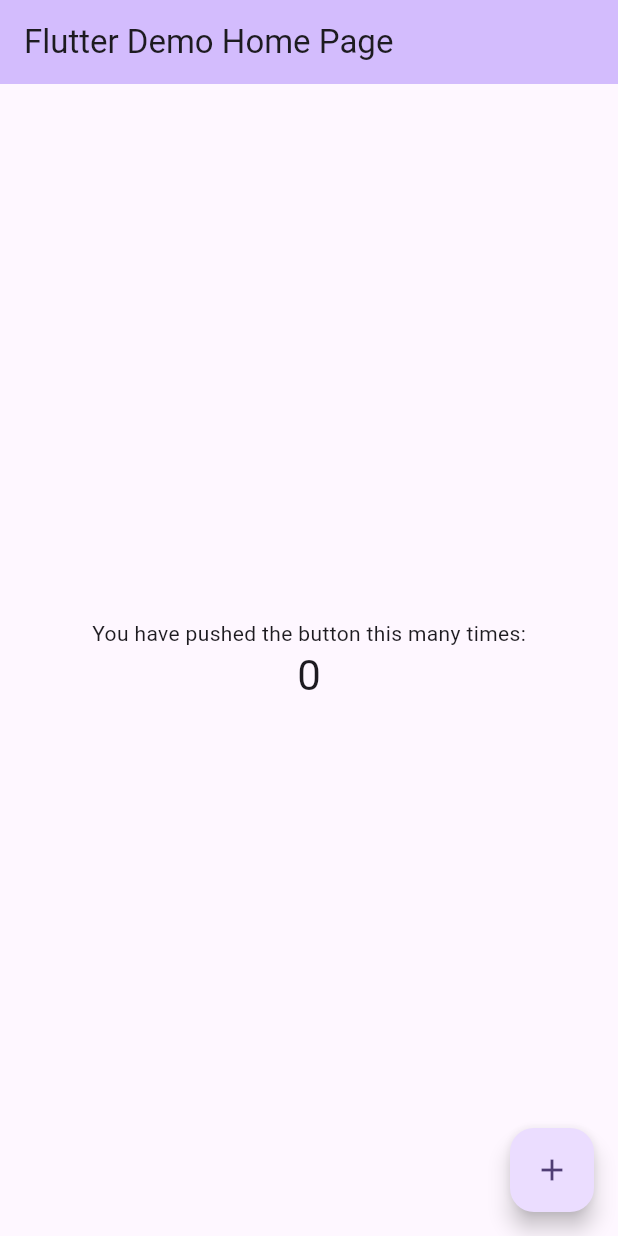
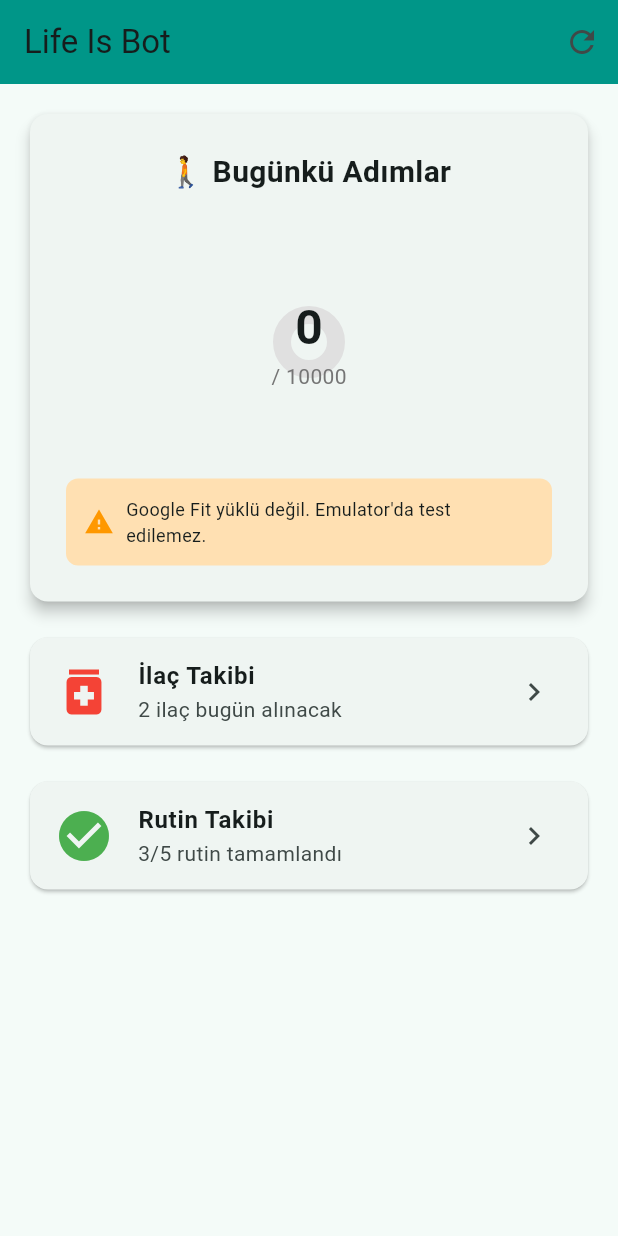
Before and after one commit to Mustafa-Ali-Ertugrul/life_is_bot_mobile, a Flutter app: the screen it shows after launch, on a phone screen of 412 x 824 dp. Run offline on Flutter 3.47's test engine with Material 3 defaults, Android fonts, the phone set to English and light mode, and no system bars; our stand-ins replace permission_handler, sqflite; missing offline and left inert: google_fit; accounts and stored records are empty.

Commit message:
Implement Google Fit and Database services, and Home Screen

```diff
--- a/lib/main.dart
+++ b/lib/main.dart
@@ -1,4 +1,5 @@
 import 'package:flutter/material.dart';
+import 'screens/home_screen.dart';
 
 void main() {
   runApp(const MyApp());
@@ -7,116 +8,16 @@ void main() {
 class MyApp extends StatelessWidget {
   const MyApp({super.key});
 
-  // This widget is the root of your application.
   @override
   Widget build(BuildContext context) {
     return MaterialApp(
-      title: 'Flutter Demo',
+      title: 'Life Is Bot',
       theme: ThemeData(
-        // This is the theme of your application.
-        //
-        // TRY THIS: Try running your application with "flutter run". You'll see
-        // the application has a purple toolbar. Then, without quitting the app,
-        // try changing the seedColor in the colorScheme below to Colors.green
-        // and then invoke "hot reload" (save your changes or press the "hot
-        // reload" button in a Flutter-supported IDE, or press "r" if you used
-        // the command line to start the app).
-        //
-        // Notice that the counter didn't reset back to zero; the application
-        // state is not lost during the reload. To reset the state, use hot
-        // restart instead.
-        //
-        // This works for code too, not just values: Most code changes can be
-        // tested with just a hot reload.
-        colorScheme: ColorScheme.fromSeed(seedColor: Colors.deepPurple),
+        colorScheme: ColorScheme.fromSeed(seedColor: Colors.teal),
+        useMaterial3: true,
       ),
-      home: const MyHomePage(title: 'Flutter Demo Home Page'),
+      home: const HomeScreen(),
+      debugShowCheckedModeBanner: false,
     );
   }
 }
-
-class MyHomePage extends StatefulWidget {
-  const MyHomePage({super.key, required this.title});
-
-  // This widget is the home page of your application. It is stateful, meaning
-  // that it has a State object (defined below) that contains fields that affect
-  // how it looks.
-
-  // This class is the configuration for the state. It holds the values (in this
-  // case the title) provided by the parent (in this case the App widget) and
-  // used by the build method of the State. Fields in a Widget subclass are
-  // always marked "final".
-
-  final String title;
-
-  @override
-  State<MyHomePage> createState() => _MyHomePageState();
-}
-
-class _MyHomePageState extends State<MyHomePage> {
-  int _counter = 0;
-
-  void _incrementCounter() {
-    setState(() {
-      // This call to setState tells the Flutter framework that something has
-      // changed in this State, which causes it to rerun the build method below
-      // so that the display can reflect the updated values. If we changed
-      // _counter without calling setState(), then the build method would not be
-      // called again, and so nothing would appear to happen.
-      _counter++;
-    });
-  }
-
-  @override
-  Widget build(BuildContext context) {
-    // This method is rerun every time setState is called, for instance as done
-    // by the _incrementCounter method above.
-    //
-    // The Flutter framework has been optimized to make rerunning build methods
-    // fast, so that you can just rebuild anything that needs updating rather
-    // than having to individually change instances of widgets.
-    return Scaffold(
-      appBar: AppBar(
-        // TRY THIS: Try changing the color here to a specific color (to
-        // Colors.amber, perhaps?) and trigger a hot reload to see the AppBar
-        // change color while the other colors stay the same.
-        backgroundColor: Theme.of(context).colorScheme.inversePrimary,
-        // Here we take the value from the MyHomePage object that was created by
-        // the App.build method, and use it to set our appbar title.
-        title: Text(widget.title),
-      ),
-      body: Center(
-        // Center is a layout widget. It takes a single child and positions it
-        // in the middle of the parent.
-        child: Column(
-          // Column is also a layout widget. It takes a list of children and
-          // arranges them vertically. By default, it sizes itself to fit its
-          // children horizontally, and tries to be as tall as its parent.
-          //
-          // Column has various properties to control how it sizes itself and
-          // how it positions its children. Here we use mainAxisAlignment to
-          // center the children vertically; the main axis here is the vertical
-          // axis because Columns are vertical (the cross axis would be
-          // horizontal).
-          //
-          // TRY THIS: Invoke "debug painting" (choose the "Toggle Debug Paint"
-          // action in the IDE, or press "p" in the console), to see the
-          // wireframe for each widget.
-          mainAxisAlignment: MainAxisAlignment.center,
-          children: <Widget>[
-            const Text('You have pushed the button this many times:'),
-            Text(
-              '$_counter',
-              style: Theme.of(context).textTheme.headlineMedium,
-            ),
-          ],
-        ),
-      ),
-      floatingActionButton: FloatingActionButton(
-        onPressed: _incrementCounter,
-        tooltip: 'Increment',
-        child: const Icon(Icons.add),
-      ), // This trailing comma makes auto-formatting nicer for build methods.
-    );
-  }
-}
--- /dev/null
+++ b/lib/screens/home_screen.dart
@@ -0,0 +1,202 @@
+import 'package:flutter/material.dart';
+import '../services/google_fit_service.dart';
+import '../core/database.dart';
+
+class HomeScreen extends StatefulWidget {
+  const HomeScreen({super.key});
+
+  @override
+  State<HomeScreen> createState() => _HomeScreenState();
+}
+
+class _HomeScreenState extends State<HomeScreen> {
+  final GoogleFitService _googleFit = GoogleFitService();
+  final DatabaseService _db = DatabaseService();
+
+  int _todaySteps = 0;
+  int _stepGoal = 10000;
+  bool _loading = true;
+  bool _googleFitAvailable = false;
+
+  @override
+  void initState() {
+    super.initState();
+    _initGoogleFit();
+  }
+
+  Future<void> _initGoogleFit() async {
+    setState(() => _loading = true);
+
+    // Google Fit yüklü mü?
+    _googleFitAvailable = await _googleFit.isAvailable();
+
+    if (_googleFitAvailable) {
+      // Permission iste
+      await _googleFit.requestPermission();
+
+      // Bugünkü adımları al
+      await _refreshSteps();
+    } else {
+      // Local DB'den al
+      _todaySteps = await _db.getTodaySteps();
+    }
+
+    setState(() => _loading = false);
+  }
+
+  Future<void> _refreshSteps() async {
+    if (!_googleFitAvailable) return;
+
+    final steps = await _googleFit.getTodaySteps();
+    await _db.saveSteps(steps: steps, date: DateTime.now());
+
+    setState(() {
+      _todaySteps = steps;
+    });
+  }
+
+  double get _progress => (_todaySteps / _stepGoal).clamp(0.0, 1.0);
+
+  @override
+  Widget build(BuildContext context) {
+    return Scaffold(
+      appBar: AppBar(
+        title: const Text('Life Is Bot'),
+        backgroundColor: Colors.teal,
+        actions: [
+          IconButton(
+            icon: const Icon(Icons.refresh),
+            onPressed: _refreshSteps,
+          ),
+        ],
+      ),
+      body: _loading
+          ? const Center(child: CircularProgressIndicator())
+          : RefreshIndicator(
+              onRefresh: _refreshSteps,
+              child: ListView(
+                padding: const EdgeInsets.all(16),
+                children: [
+                  _buildStepCard(),
+                  const SizedBox(height: 16),
+                  _buildMedicationCard(),
+                  const SizedBox(height: 16),
+                  _buildHabitCard(),
+                ],
+              ),
+            ),
+    );
+  }
+
+  Widget _buildStepCard() {
+    return Card(
+      elevation: 4,
+      child: Padding(
+        padding: const EdgeInsets.all(24),
+        child: Column(
+          children: [
+            const Text(
+              '🚶 Bugünkü Adımlar',
+              style: TextStyle(
+                fontSize: 20,
+                fontWeight: FontWeight.bold,
+              ),
+            ),
+            const SizedBox(height: 24),
+            SizedBox(
+              width: 150,
+              height: 150,
+              child: Stack(
+                alignment: Alignment.center,
+                children: [
+                  CircularProgressIndicator(
+                    value: _progress,
+                    strokeWidth: 12,
+                    backgroundColor: Colors.grey[300],
+                    valueColor: AlwaysStoppedAnimation<Color>(
+                      _progress >= 1.0 ? Colors.green : Colors.teal,
+                    ),
+                  ),
+                  Column(
+                    mainAxisSize: MainAxisSize.min,
+                    children: [
+                      Text(
+                        '$_todaySteps',
+                        style: const TextStyle(
+                          fontSize: 32,
+                          fontWeight: FontWeight.bold,
+                        ),
+                      ),
+                      Text(
+                        '/ $_stepGoal',
+                        style: TextStyle(
+                          fontSize: 14,
+                          color: Colors.grey[600],
+                        ),
+                      ),
+                    ],
+                  ),
+                ],
+              ),
+            ),
+            const SizedBox(height: 16),
+            if (!_googleFitAvailable)
+              Container(
+                padding: const EdgeInsets.all(12),
+                decoration: BoxDecoration(
+                  color: Colors.orange[100],
+                  borderRadius: BorderRadius.circular(8),
+                ),
+                child: const Row(
+                  children: [
+                    Icon(Icons.warning, color: Colors.orange, size: 20),
+                    SizedBox(width: 8),
+                    Expanded(
+                      child: Text(
+                        'Google Fit yüklü değil. Emulator\'da test edilemez.',
+                        style: TextStyle(fontSize: 12),
+                      ),
+                    ),
+                  ],
+                ),
+              ),
+          ],
+        ),
+      ),
+    );
+  }
+
+  Widget _buildMedicationCard() {
+    return Card(
+      child: ListTile(
+        leading: const Icon(Icons.medication, color: Colors.red, size: 40),
+        title: const Text(
+          'İlaç Takibi',
+          style: TextStyle(fontSize: 16, fontWeight: FontWeight.bold),
+        ),
+        subtitle: const Text('2 ilaç bugün alınacak'),
+        trailing: const Icon(Icons.chevron_right),
+        onTap: () {
+          // TODO: Navigate to medications screen
+        },
+      ),
+    );
+  }
+
+  Widget _buildHabitCard() {
+    return Card(
+      child: ListTile(
+        leading: const Icon(Icons.check_circle, color: Colors.green, size: 40),
+        title: const Text(
+          'Rutin Takibi',
+          style: TextStyle(fontSize: 16, fontWeight: FontWeight.bold),
+        ),
+        subtitle: const Text('3/5 rutin tamamlandı'),
+        trailing: const Icon(Icons.chevron_right),
+        onTap: () {
+          // TODO: Navigate to habits screen
+        },
+      ),
+    );
+  }
+}
```
Also changed, not shown: lib/core/database.dart (added, +92 -0 lines), lib/services/google_fit_service.dart (added, +103 -0 lines).
